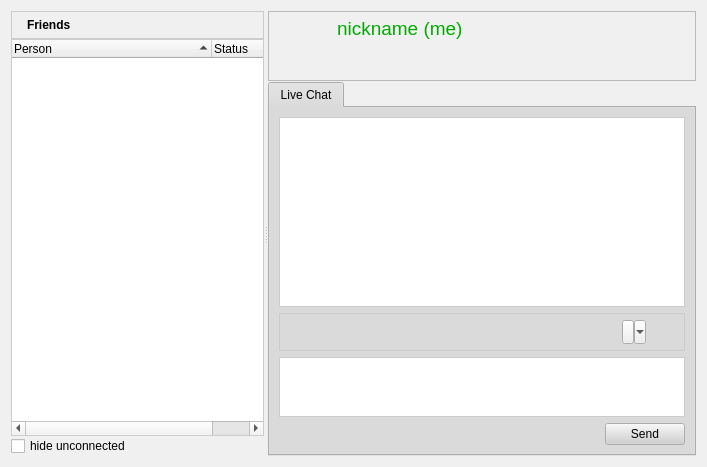
First picture: the form in retroshare-gui/src/gui/PeersDialog.ui, repository RetroShare/RetroShare, before the edit.
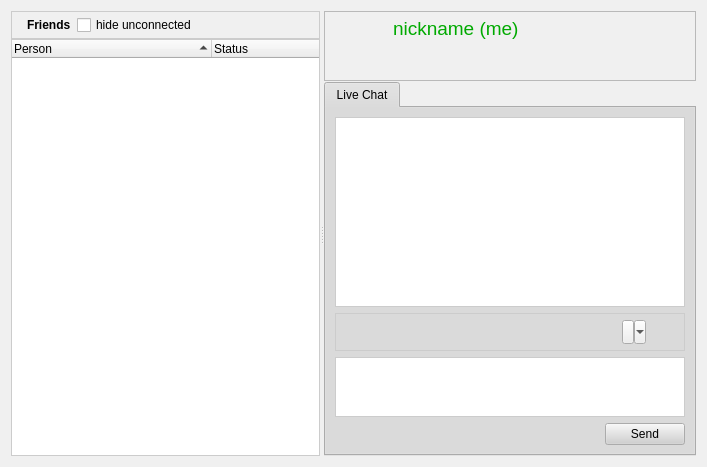
Second picture: the form after the edit. Icons and pictures are not drawn.

Commit message: restored correct position for checkbox

```diff
--- a/retroshare-gui/src/gui/PeersDialog.ui
+++ b/retroshare-gui/src/gui/PeersDialog.ui
@@ -598,10 +598,17 @@
             </property>
            </widget>
           </item>
+          <item row="0" column="1">
+           <widget class="QCheckBox" name="hide_unconnected">
+            <property name="text">
+             <string>hide unconnected</string>
+            </property>
+           </widget>
+          </item>
          </layout>
         </widget>
        </item>
-       <item row="1" column="0">
+       <item row="3" column="0">
         <widget class="QTreeWidget" name="peertreeWidget">
          <property name="sizePolicy">
           <sizepolicy hsizetype="MinimumExpanding" vsizetype="Expanding">
@@ -673,13 +680,6 @@
          </column>
         </widget>
        </item>
-       <item row="2" column="0">
-        <widget class="QCheckBox" name="hide_unconnected">
-         <property name="text">
-          <string>hide unconnected</string>
-         </property>
-        </widget>
-       </item>
       </layout>
      </widget>
      <widget class="QWidget" name="layoutWidget">
```
